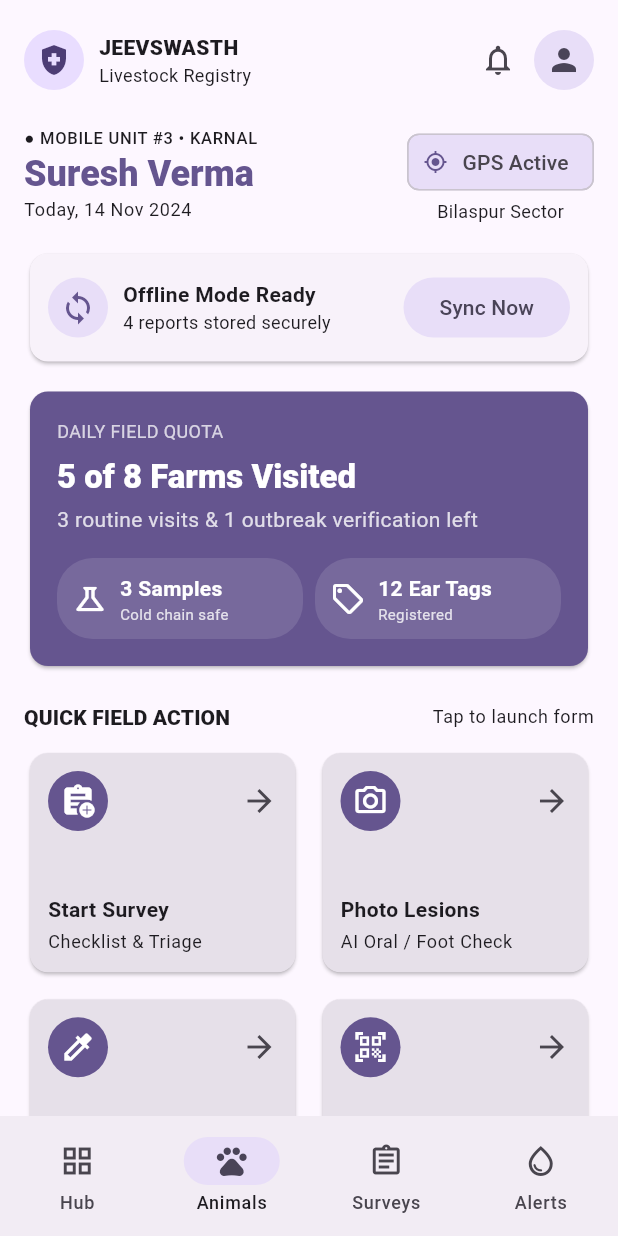
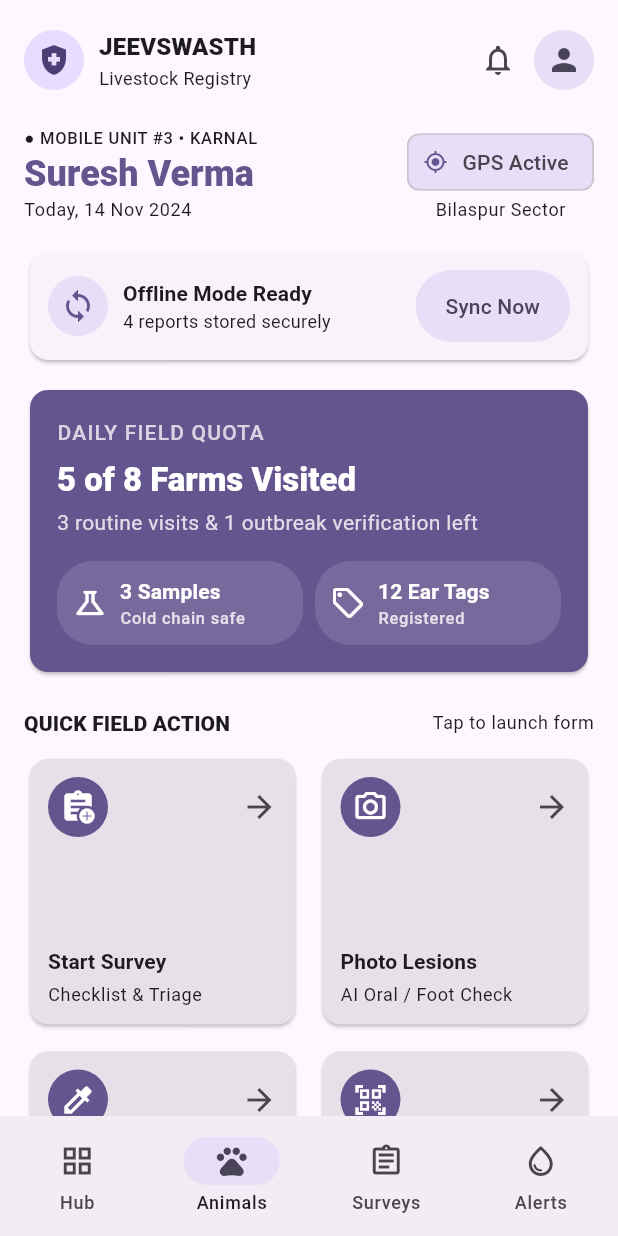
Before and after one commit to TanujairamV/jeevswasth, a Flutter app: the FieldWorkerHome screen opened directly, on a phone screen of 412 x 824 dp. Run offline on Flutter 3.47's test engine with Material 3 defaults, Android fonts, the phone set to English and light mode, and no system bars; drawn by our look-alikes of dynamic_color; our stand-ins replace firebase_auth, firebase_core, font_awesome_flutter, google_sign_in; accounts and stored records are empty.

Commit message:
fix: wierd sizing --build

```diff
--- a/frontend/lib/field_worker/home.dart
+++ b/frontend/lib/field_worker/home.dart
@@ -75,7 +75,6 @@ class _FieldWorkerHomeState extends State<FieldWorkerHome> {
     return ListView(
       padding: const EdgeInsets.all(16),
       children: [
-        // App header
         Row(
           children: [
             CircleAvatar(
@@ -86,17 +85,17 @@ class _FieldWorkerHomeState extends State<FieldWorkerHome> {
               ),
             ),
             const SizedBox(width: 10),
-            const Expanded(
+            Expanded(
               child: Column(
                 crossAxisAlignment: CrossAxisAlignment.start,
                 children: [
                   Text(
                     'JEEVSWASTH',
-                    style: TextStyle(fontWeight: FontWeight.w800),
+                    style: theme.textTheme.titleMedium?.copyWith(fontWeight: FontWeight.w800),
                   ),
                   Text(
                     'Livestock Registry',
-                    style: TextStyle(fontSize: 12),
+                    style: const TextStyle(fontSize: 12),
                   ),
                 ],
               ),
@@ -113,8 +112,6 @@ class _FieldWorkerHomeState extends State<FieldWorkerHome> {
         ),
 
         const SizedBox(height: 20),
-
-        // Field worker information
         Row(
           crossAxisAlignment: CrossAxisAlignment.start,
           children: [
@@ -147,9 +144,9 @@ class _FieldWorkerHomeState extends State<FieldWorkerHome> {
                   label: const Text('GPS Active'),
                   backgroundColor: colors.secondaryContainer,
                 ),
-                const Text(
+                Text(
                   'Bilaspur Sector',
-                  style: TextStyle(fontSize: 12),
+                  style: theme.textTheme.bodySmall,
                 ),
               ],
             ),
@@ -157,8 +154,6 @@ class _FieldWorkerHomeState extends State<FieldWorkerHome> {
         ),
 
         const SizedBox(height: 16),
-
-        // Offline sync
         Card(
           child: Padding(
             padding: const EdgeInsets.all(12),
@@ -169,23 +164,24 @@ class _FieldWorkerHomeState extends State<FieldWorkerHome> {
                   child: Icon(Icons.sync, color: colors.primary),
                 ),
                 const SizedBox(width: 10),
-                const Expanded(
+                Expanded(
                   child: Column(
                     crossAxisAlignment: CrossAxisAlignment.start,
                     children: [
                       Text(
                         'Offline Mode Ready',
-                        style: TextStyle(fontWeight: FontWeight.w700),
+                        style: theme.textTheme.titleSmall?.copyWith(fontWeight: FontWeight.w700),
                       ),
                       Text(
                         '4 reports stored securely',
-                        style: TextStyle(fontSize: 12),
+                        style: const TextStyle(fontSize: 12),
                       ),
                     ],
                   ),
                 ),
                 FilledButton.tonal(
                   onPressed: () => showMessage('Reports synced.'),
+                  style: FilledButton.styleFrom(minimumSize: const Size(0, 48), padding: const EdgeInsets.symmetric(horizontal: 20)),
                   child: const Text('Sync Now'),
                 ),
               ],
@@ -194,8 +190,6 @@ class _FieldWorkerHomeState extends State<FieldWorkerHome> {
         ),
 
         const SizedBox(height: 12),
-
-        // Daily quota
         Card(
           color: colors.primary,
           child: Padding(
@@ -205,9 +199,9 @@ class _FieldWorkerHomeState extends State<FieldWorkerHome> {
               children: [
                 Text(
                   'DAILY FIELD QUOTA',
-                  style: TextStyle(
+                  style: theme.textTheme.labelLarge?.copyWith(
                     color: colors.onPrimary.withValues(alpha: 0.75),
-                    fontSize: 12,
+                    letterSpacing: 0.8,
                   ),
                 ),
                 const SizedBox(height: 8),
@@ -221,7 +215,7 @@ class _FieldWorkerHomeState extends State<FieldWorkerHome> {
                 const SizedBox(height: 4),
                 Text(
                   '3 routine visits & 1 outbreak verification left',
-                  style: TextStyle(
+                  style: theme.textTheme.bodyMedium?.copyWith(
                     color: colors.onPrimary.withValues(alpha: 0.8),
                   ),
                 ),
@@ -253,8 +247,6 @@ class _FieldWorkerHomeState extends State<FieldWorkerHome> {
         ),
 
         const SizedBox(height: 20),
-
-        // Quick actions
         Row(
           children: [
             Expanded(
@@ -280,7 +272,7 @@ class _FieldWorkerHomeState extends State<FieldWorkerHome> {
           physics: const NeverScrollableScrollPhysics(),
           crossAxisSpacing: 10,
           mainAxisSpacing: 10,
-          childAspectRatio: 1.2,
+          childAspectRatio: 1.0,
           children: [
             _action(
               context,
@@ -314,8 +306,6 @@ class _FieldWorkerHomeState extends State<FieldWorkerHome> {
         ),
 
         const SizedBox(height: 20),
-
-        // Scheduled visits
         Row(
           children: [
             Expanded(
@@ -426,16 +416,15 @@ class _FieldWorkerHomeState extends State<FieldWorkerHome> {
               children: [
                 Text(
                   title,
-                  style: TextStyle(
+                  style: Theme.of(context).textTheme.labelLarge?.copyWith(
                     color: colors.onPrimary,
                     fontWeight: FontWeight.w700,
                   ),
                 ),
                 Text(
                   subtitle,
-                  style: TextStyle(
+                  style: Theme.of(context).textTheme.labelSmall?.copyWith(
                     color: colors.onPrimary.withValues(alpha: 0.8),
-                    fontSize: 10,
                   ),
                 ),
               ],
@@ -453,7 +442,8 @@ class _FieldWorkerHomeState extends State<FieldWorkerHome> {
     String subtitle,
     VoidCallback onTap,
   ) {
-    final colors = Theme.of(context).colorScheme;
+    final theme = Theme.of(context);
+    final colors = theme.colorScheme;
 
     return Card(
       color: colors.surfaceContainerHighest,
@@ -481,7 +471,7 @@ class _FieldWorkerHomeState extends State<FieldWorkerHome> {
               const Spacer(),
               Text(
                 title,
-                style: const TextStyle(fontWeight: FontWeight.w700),
+                style: theme.textTheme.titleSmall?.copyWith(fontWeight: FontWeight.w700),
               ),
               const SizedBox(height: 4),
               Text(
@@ -543,9 +533,8 @@ class _FieldWorkerHomeState extends State<FieldWorkerHome> {
                         ),
                         Text(
                           time,
-                          style: TextStyle(
+                          style: Theme.of(context).textTheme.bodySmall?.copyWith(
                             color: urgent ? colors.error : colors.onSurfaceVariant,
-                            fontSize: 12,
                           ),
                         ),
                       ],
@@ -553,17 +542,13 @@ class _FieldWorkerHomeState extends State<FieldWorkerHome> {
                     const SizedBox(height: 8),
                     Text(
                       title,
-                      style: const TextStyle(
-                        fontWeight: FontWeight.w800,
-                        fontSize: 16,
-                      ),
+                      style: Theme.of(context).textTheme.titleMedium?.copyWith(fontWeight: FontWeight.w800),
                     ),
                     const SizedBox(height: 4),
                     Text(
                       '📍 $location',
-                      style: TextStyle(
+                      style: Theme.of(context).textTheme.bodySmall?.copyWith(
                         color: colors.onSurfaceVariant,
-                        fontSize: 12,
                       ),
                     ),
                     const SizedBox(height: 12),
@@ -579,9 +564,7 @@ class _FieldWorkerHomeState extends State<FieldWorkerHome> {
                         children: [
                           Text(
                             animal,
-                            style: const TextStyle(
-                              fontWeight: FontWeight.w700,
-                            ),
+                            style: Theme.of(context).textTheme.titleSmall?.copyWith(fontWeight: FontWeight.w700),
                           ),
                           const SizedBox(height: 4),
                           Chip(
@@ -592,8 +575,7 @@ class _FieldWorkerHomeState extends State<FieldWorkerHome> {
                           ),
                           Text(
                             description,
-                            style: TextStyle(
-                              fontSize: 12,
+                            style: Theme.of(context).textTheme.bodyMedium?.copyWith(
                               color: colors.onSurfaceVariant,
                             ),
                           ),
@@ -606,6 +588,7 @@ class _FieldWorkerHomeState extends State<FieldWorkerHome> {
                       child: FilledButton.icon(
                         onPressed: onPressed,
                         icon: const Icon(Icons.assignment_turned_in_outlined),
+                        style: FilledButton.styleFrom(minimumSize: const Size(0, 52), padding: const EdgeInsets.symmetric(horizontal: 20)),
                         label: Text(urgent ? 'Start Inspection' : 'Open Visit'),
                       ),
                     ),
@@ -614,6 +597,7 @@ class _FieldWorkerHomeState extends State<FieldWorkerHome> {
                       child: OutlinedButton.icon(
                         onPressed: () => showMessage('Directions coming soon.'),
                         icon: const Icon(Icons.navigation_outlined),
+                        style: OutlinedButton.styleFrom(minimumSize: const Size(0, 52), padding: const EdgeInsets.symmetric(horizontal: 20)),
                         label: const Text('Directions'),
                       ),
                     ),
```
Also changed, not shown: 1 other file.
